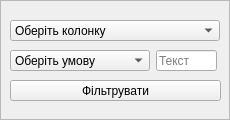
Above: src/filterform.ui from MikeostCorp/Gradify before the change. Below: the same form after it.
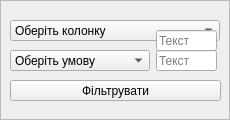
That is the form after the change.

Patch:
```diff
--- a/src/filterform.ui
+++ b/src/filterform.ui
@@ -165,6 +165,22 @@
      <string>Фільтрувати</string>
     </property>
    </widget>
+   <widget class="QLineEdit" name="conditionLineEdit_2">
+    <property name="geometry">
+     <rect>
+      <x>156</x>
+      <y>30</y>
+      <width>61</width>
+      <height>21</height>
+     </rect>
+    </property>
+    <property name="text">
+     <string/>
+    </property>
+    <property name="placeholderText">
+     <string>Текст</string>
+    </property>
+   </widget>
   </widget>
  </widget>
  <resources/>
```
